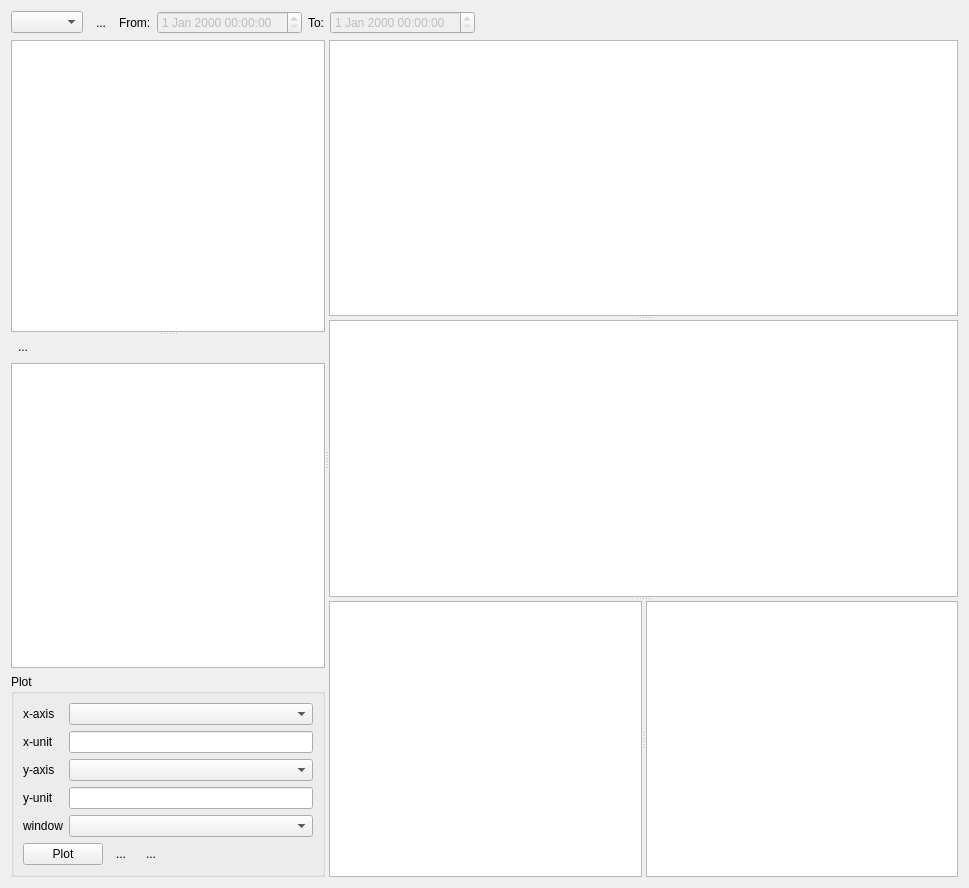
Qt form ui/MeasurementLog.ui (MonroeQuantumNetworks/IonControl) before a commit.
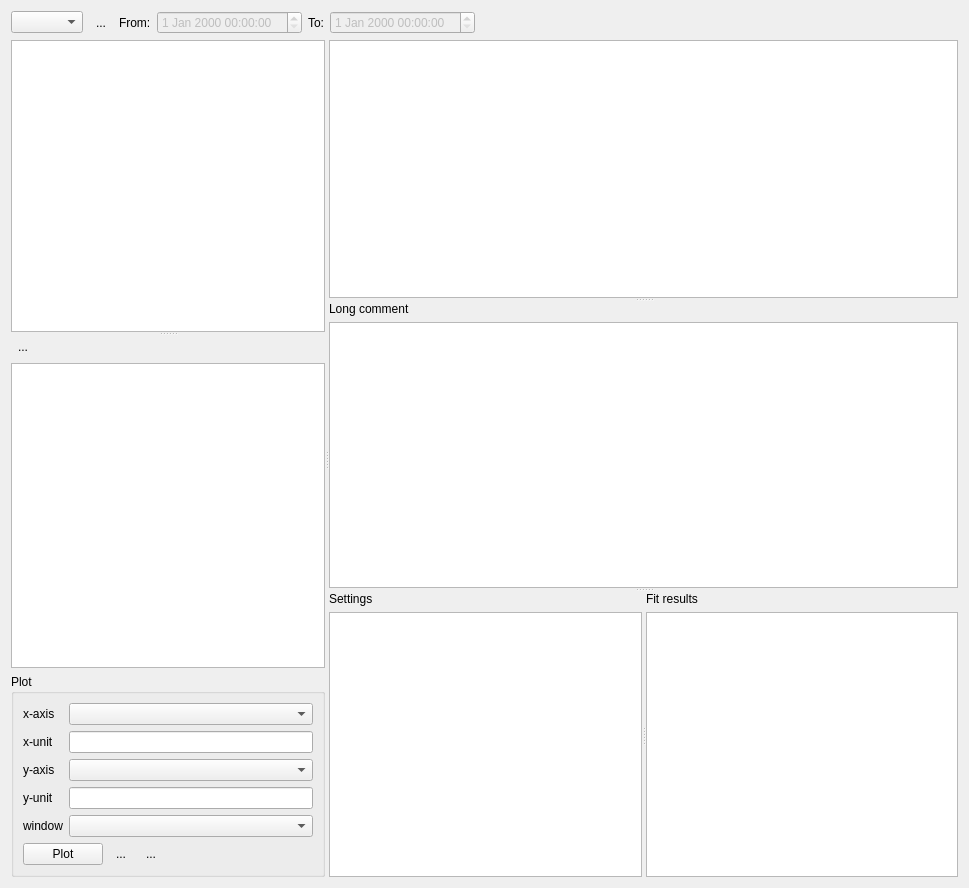
The same form after that commit. Icons and pictures are not drawn. Custom widgets are drawn as their Qt base class.

Commit message: labels in MeasurementLog

The edit to the form file:
```diff
--- a/ui/MeasurementLog.ui
+++ b/ui/MeasurementLog.ui
@@ -17,7 +17,7 @@
    <iconset resource="Experiment.qrc">
     <normaloff>:/petersIcons/icons/Owwnotebook_icon.png</normaloff>:/petersIcons/icons/Owwnotebook_icon.png</iconset>
   </property>
-  <layout class="QVBoxLayout" name="verticalLayout_2">
+  <layout class="QVBoxLayout" name="verticalLayout_12">
    <item>
     <layout class="QHBoxLayout" name="horizontalLayout">
      <item>
@@ -279,13 +279,52 @@
        <enum>Qt::Vertical</enum>
       </property>
       <widget class="QTableView" name="measurementTableView"/>
-      <widget class="PlainTextEdit" name="plainTextEdit"/>
+      <widget class="QWidget" name="verticalLayoutWidget">
+       <layout class="QVBoxLayout" name="verticalLayout_2">
+        <item>
+         <widget class="QLabel" name="label_6">
+          <property name="text">
+           <string>Long comment</string>
+          </property>
+         </widget>
+        </item>
+        <item>
+         <widget class="PlainTextEdit" name="plainTextEdit"/>
+        </item>
+       </layout>
+      </widget>
       <widget class="QSplitter" name="splitterHorizontalParam">
        <property name="orientation">
         <enum>Qt::Horizontal</enum>
        </property>
-       <widget class="QTableView" name="parameterTableView"/>
-       <widget class="QTableView" name="resultTableView"/>
+       <widget class="QWidget" name="verticalLayoutWidget_2">
+        <layout class="QVBoxLayout" name="verticalLayout_10">
+         <item>
+          <widget class="QLabel" name="label_7">
+           <property name="text">
+            <string>Settings</string>
+           </property>
+          </widget>
+         </item>
+         <item>
+          <widget class="QTableView" name="parameterTableView"/>
+         </item>
+        </layout>
+       </widget>
+       <widget class="QWidget" name="verticalLayoutWidget_3">
+        <layout class="QVBoxLayout" name="verticalLayout_11">
+         <item>
+          <widget class="QLabel" name="label_8">
+           <property name="text">
+            <string>Fit results</string>
+           </property>
+          </widget>
+         </item>
+         <item>
+          <widget class="QTableView" name="resultTableView"/>
+         </item>
+        </layout>
+       </widget>
       </widget>
      </widget>
     </widget>
```
